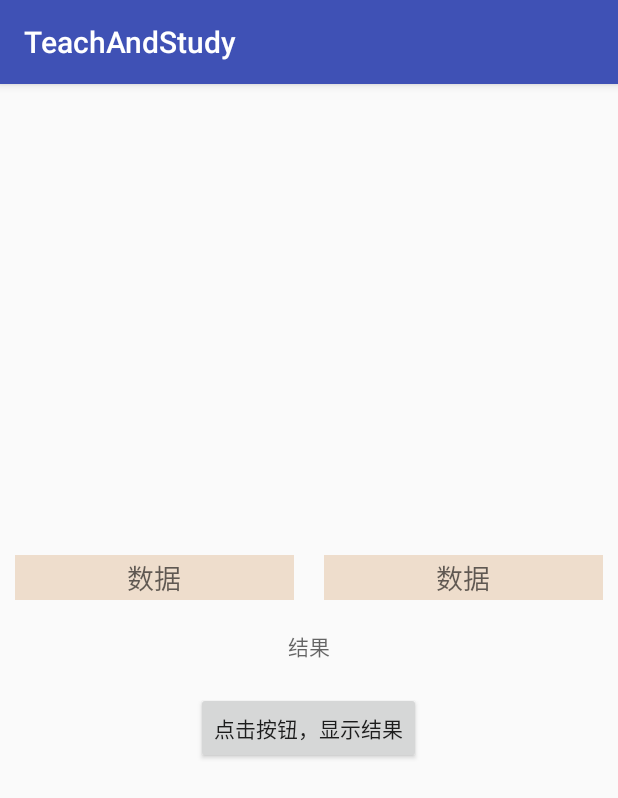
After one commit to wenwanliuyemei/TeachAndStudy, an Android app: the StringTestActivity screen opened directly, with no data from a screen before it, on a phone screen of 412 x 824 dp. The commit adds this screen. Shown: the top 798 px of the screen. Run offline under Robolectric (Android 15) with nearby library versions, the phone set to English and light mode, and no system bars.

Commit message:
String Test

```diff
--- a/app/src/main/AndroidManifest.xml
+++ b/app/src/main/AndroidManifest.xml
@@ -17,6 +17,7 @@
             </intent-filter>
         </activity>
         <activity android:name=".BasicDataTypeActivity" />
+        <activity android:name=".StringTestActivity" />
     </application>
 
 </manifest>
--- a/app/src/main/java/com/xm/teach/MainActivity.java
+++ b/app/src/main/java/com/xm/teach/MainActivity.java
@@ -24,6 +24,7 @@ public class MainActivity extends BaseActivity {
     Button btn_show_data;
     Button btn_show_toast;
     Button btn_basic_data_type;
+    Button btn_string;
 
     @Override
     protected void onCreate(Bundle savedInstanceState) {
@@ -40,6 +41,7 @@ public class MainActivity extends BaseActivity {
         btn_show_data = (Button) findViewById(R.id.btn_show_data);
         btn_show_toast = (Button) findViewById(R.id.btn_show_toast);
         btn_basic_data_type = (Button) findViewById(R.id.btn_basic_data_type);
+        btn_string = (Button) findViewById(R.id.btn_string);
     }
 
     @Override
@@ -63,13 +65,17 @@ public class MainActivity extends BaseActivity {
                 basicDataType();
             }
         });
+        btn_string.setOnClickListener(new View.OnClickListener() {
+            @Override
+            public void onClick(View v) {
+                stringTest();
+            }
+        });
     }
 
     private void showData() {
         tv_show_data.setText(getData());
     }
-
-
 
     private String getData() {
         return TextUtils.isEmpty(edt_putin_data.getText()) ? "默认数据" : edt_putin_data.getText().toString();
@@ -79,5 +85,7 @@ public class MainActivity extends BaseActivity {
         intent(MainActivity.this, BasicDataTypeActivity.class);
     }
 
-
+    private void stringTest() {
+        intent(MainActivity.this, StringTestActivity.class);
+    }
 }
--- /dev/null
+++ b/app/src/main/java/com/xm/teach/StringTestActivity.java
@@ -0,0 +1,47 @@
+package com.xm.teach;
+
+import android.os.Bundle;
+import android.text.TextUtils;
+import android.view.View;
+import android.widget.Button;
+import android.widget.EditText;
+import android.widget.TextView;
+
+public class StringTestActivity extends BaseActivity {
+
+
+    EditText edt_putin_data_1;
+    EditText edt_putin_data_2;
+    TextView tv_show_data;
+    Button btn_show_data;
+
+    @Override
+    protected void onCreate(Bundle savedInstanceState) {
+        super.onCreate(savedInstanceState);
+        setContentView(R.layout.activity_string_test);
+        initView();
+        setListener();
+    }
+
+    public void initView() {
+        edt_putin_data_1 = (EditText) findViewById(R.id.edt_putin_data_1);
+        edt_putin_data_2 = (EditText) findViewById(R.id.edt_putin_data_2);
+        tv_show_data = (TextView) findViewById(R.id.tv_show_data);
+        btn_show_data = (Button) findViewById(R.id.btn_show_data);
+    }
+
+    public void setListener() {
+        btn_show_data.setOnClickListener(new View.OnClickListener() {
+            @Override
+            public void onClick(View v) {
+                String data1 = edt_putin_data_1.getText().toString();
+                String data2 = edt_putin_data_2.getText().toString();
+                String data3 = "Hello ";
+                String data4 = "World!";
+                String data5 = data3 + data4;
+                tv_show_data.setText(TextUtils.isEmpty(data1 + data2) ? data5 : data1 + data2);
+            }
+        });
+    }
+
+}
--- a/app/src/main/res/layout/activity_main.xml
+++ b/app/src/main/res/layout/activity_main.xml
@@ -45,6 +45,11 @@
         android:layout_margin="10dp"
         android:text="基本数据类型" />
 
-
+    <Button
+        android:id="@+id/btn_string"
+        android:layout_width="wrap_content"
+        android:layout_height="wrap_content"
+        android:layout_margin="10dp"
+        android:text="String类型" />
 
 </LinearLayout>
--- /dev/null
+++ b/app/src/main/res/layout/activity_string_test.xml
@@ -0,0 +1,55 @@
+<?xml version="1.0" encoding="utf-8"?>
+<LinearLayout xmlns:android="http://schemas.android.com/apk/res/android"
+    xmlns:tools="http://schemas.android.com/tools"
+    android:layout_width="match_parent"
+    android:layout_height="match_parent"
+    android:gravity="center"
+    android:orientation="vertical"
+    tools:context="com.xm.teach.StringTestActivity">
+
+
+    <LinearLayout
+        android:layout_width="match_parent"
+        android:layout_height="wrap_content">
+
+        <EditText
+            android:id="@+id/edt_putin_data_1"
+            android:layout_width="0dp"
+            android:layout_height="30dp"
+            android:layout_margin="10dp"
+            android:layout_weight="1"
+            android:background="#eeddcc"
+            android:gravity="center"
+            android:hint="数据"
+            android:text="" />
+
+
+        <EditText
+            android:id="@+id/edt_putin_data_2"
+            android:layout_width="0dp"
+            android:layout_height="30dp"
+            android:layout_margin="10dp"
+            android:layout_weight="1"
+            android:background="#eeddcc"
+            android:gravity="center"
+            android:hint="数据"
+            android:text="" />
+    </LinearLayout>
+
+    <TextView
+        android:id="@+id/tv_show_data"
+        android:layout_width="wrap_content"
+        android:layout_height="wrap_content"
+        android:layout_margin="10dp"
+        android:hint="结果"
+        android:text="" />
+
+
+    <Button
+        android:id="@+id/btn_show_data"
+        android:layout_width="wrap_content"
+        android:layout_height="wrap_content"
+        android:layout_margin="10dp"
+        android:text="点击按钮，显示结果" />
+
+</LinearLayout>
```
